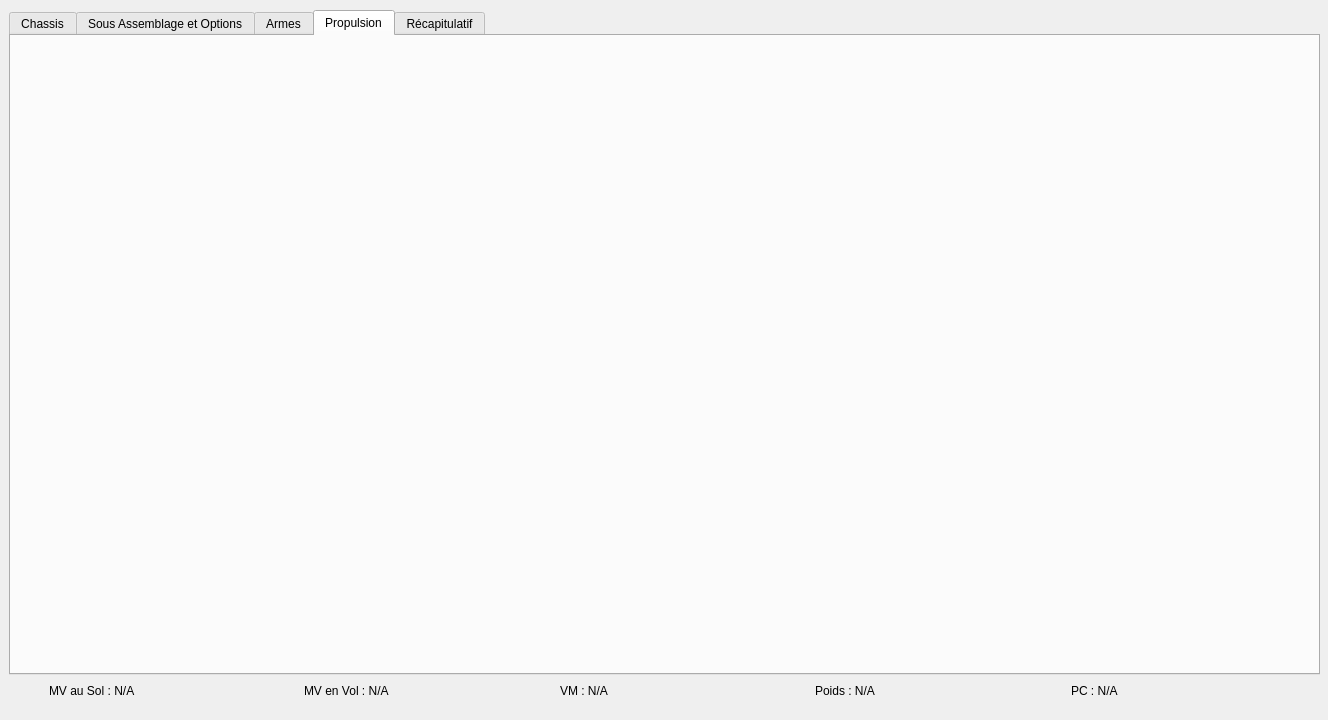
First picture: the form in formmzb.ui, repository ikitt/MektonZetaBuilder, before the edit.
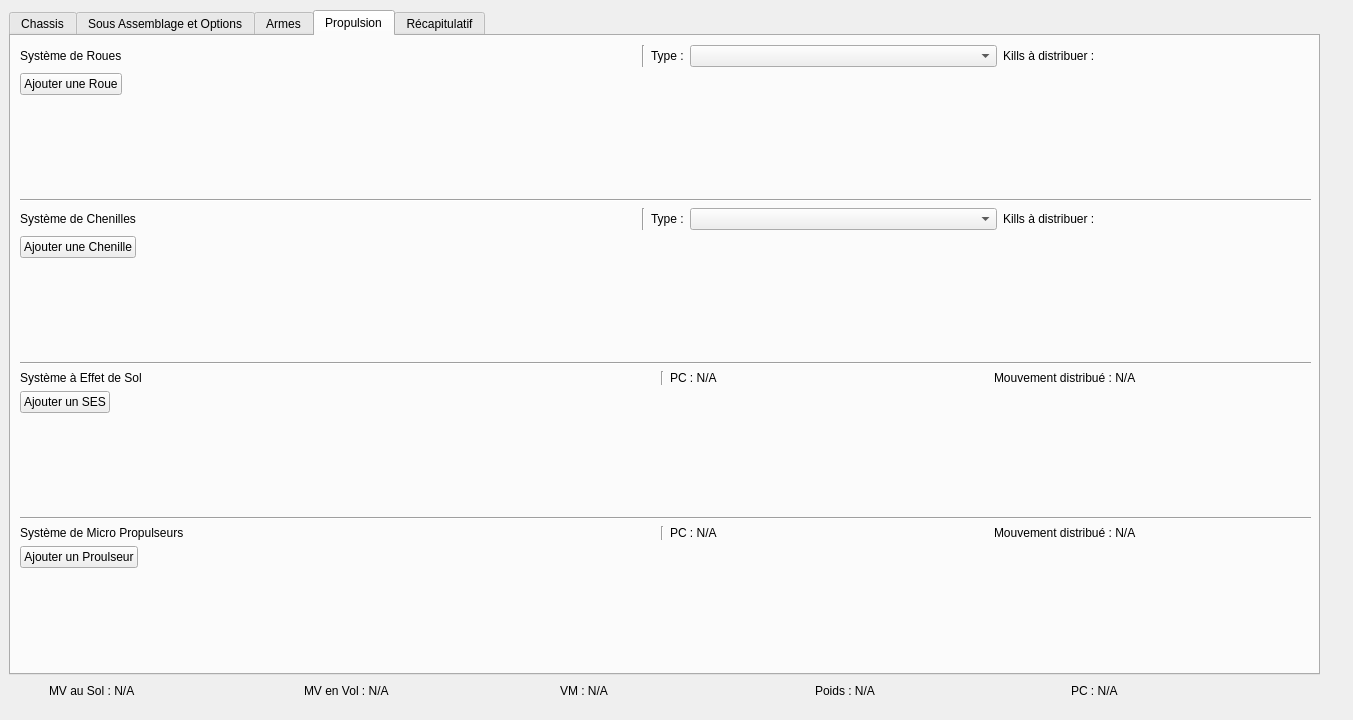
Second picture: the form after the edit. The open tabs and pages were chosen to show the change.

Patch:
```diff
--- a/formmzb.ui
+++ b/formmzb.ui
@@ -6,7 +6,7 @@
    <rect>
     <x>0</x>
     <y>0</y>
-    <width>1328</width>
+    <width>1353</width>
     <height>720</height>
    </rect>
   </property>
@@ -179,6 +179,324 @@
        <attribute name="title">
         <string>Propulsion</string>
        </attribute>
+       <widget class="QWidget" name="verticalLayoutWidget_2">
+        <property name="geometry">
+         <rect>
+          <x>9</x>
+          <y>9</y>
+          <width>1291</width>
+          <height>621</height>
+         </rect>
+        </property>
+        <layout class="QVBoxLayout" name="verticalLayoutProp">
+         <item>
+          <layout class="QHBoxLayout" name="horizontalLayout_2" stretch="2,0,0,1,1">
+           <item>
+            <widget class="QLabel" name="labelSRoue">
+             <property name="text">
+              <string>Système de Roues</string>
+             </property>
+            </widget>
+           </item>
+           <item>
+            <widget class="Line" name="line_7">
+             <property name="orientation">
+              <enum>Qt::Vertical</enum>
+             </property>
+            </widget>
+           </item>
+           <item>
+            <widget class="QLabel" name="labelSRoueType">
+             <property name="text">
+              <string>Type :</string>
+             </property>
+            </widget>
+           </item>
+           <item>
+            <widget class="QComboBox" name="comboBoxSRoueType"/>
+           </item>
+           <item>
+            <widget class="QLabel" name="labelSRoueKill">
+             <property name="text">
+              <string>Kills à distribuer :</string>
+             </property>
+            </widget>
+           </item>
+          </layout>
+         </item>
+         <item>
+          <layout class="QGridLayout" name="gridLayout_14">
+           <item row="1" column="1">
+            <spacer name="horizontalSpacer_11">
+             <property name="orientation">
+              <enum>Qt::Horizontal</enum>
+             </property>
+             <property name="sizeHint" stdset="0">
+              <size>
+               <width>40</width>
+               <height>20</height>
+              </size>
+             </property>
+            </spacer>
+           </item>
+           <item row="1" column="0">
+            <widget class="QPushButton" name="pushButtonAjoutRoue">
+             <property name="text">
+              <string>Ajouter une Roue</string>
+             </property>
+            </widget>
+           </item>
+           <item row="2" column="0">
+            <spacer name="verticalSpacer_9">
+             <property name="orientation">
+              <enum>Qt::Vertical</enum>
+             </property>
+             <property name="sizeHint" stdset="0">
+              <size>
+               <width>20</width>
+               <height>40</height>
+              </size>
+             </property>
+            </spacer>
+           </item>
+          </layout>
+         </item>
+         <item>
+          <widget class="Line" name="line">
+           <property name="orientation">
+            <enum>Qt::Horizontal</enum>
+           </property>
+          </widget>
+         </item>
+         <item>
+          <layout class="QHBoxLayout" name="horizontalLayout_7" stretch="2,0,0,1,1">
+           <item>
+            <widget class="QLabel" name="labelSChenille">
+             <property name="text">
+              <string>Système de Chenilles</string>
+             </property>
+            </widget>
+           </item>
+           <item>
+            <widget class="Line" name="line_8">
+             <property name="orientation">
+              <enum>Qt::Vertical</enum>
+             </property>
+            </widget>
+           </item>
+           <item>
+            <widget class="QLabel" name="labelSChenilleType">
+             <property name="text">
+              <string>Type :</string>
+             </property>
+            </widget>
+           </item>
+           <item>
+            <widget class="QComboBox" name="comboBoxSChenilleType"/>
+           </item>
+           <item>
+            <widget class="QLabel" name="labelSChenilleKill">
+             <property name="text">
+              <string>Kills à distribuer :</string>
+             </property>
+            </widget>
+           </item>
+          </layout>
+         </item>
+         <item>
+          <layout class="QHBoxLayout" name="horizontalLayout_4"/>
+         </item>
+         <item>
+          <layout class="QGridLayout" name="gridLayout_13">
+           <item row="1" column="0">
+            <spacer name="verticalSpacer_8">
+             <property name="orientation">
+              <enum>Qt::Vertical</enum>
+             </property>
+             <property name="sizeHint" stdset="0">
+              <size>
+               <width>20</width>
+               <height>40</height>
+              </size>
+             </property>
+            </spacer>
+           </item>
+           <item row="0" column="1">
+            <spacer name="horizontalSpacer_10">
+             <property name="orientation">
+              <enum>Qt::Horizontal</enum>
+             </property>
+             <property name="sizeHint" stdset="0">
+              <size>
+               <width>40</width>
+               <height>20</height>
+              </size>
+             </property>
+            </spacer>
+           </item>
+           <item row="0" column="0">
+            <widget class="QPushButton" name="pushButtonAjoutChenille">
+             <property name="text">
+              <string>Ajouter une Chenille</string>
+             </property>
+            </widget>
+           </item>
+          </layout>
+         </item>
+         <item>
+          <widget class="Line" name="line_3">
+           <property name="orientation">
+            <enum>Qt::Horizontal</enum>
+           </property>
+          </widget>
+         </item>
+         <item>
+          <layout class="QHBoxLayout" name="horizontalLayout_5" stretch="2,0,1,1">
+           <item>
+            <widget class="QLabel" name="labelSES">
+             <property name="text">
+              <string>Système à Effet de Sol</string>
+             </property>
+            </widget>
+           </item>
+           <item>
+            <widget class="Line" name="line_9">
+             <property name="orientation">
+              <enum>Qt::Vertical</enum>
+             </property>
+            </widget>
+           </item>
+           <item>
+            <widget class="QLabel" name="labelSESMouvement">
+             <property name="text">
+              <string>PC : N/A</string>
+             </property>
+            </widget>
+           </item>
+           <item>
+            <widget class="QLabel" name="labelSESMouvementADistribuer">
+             <property name="text">
+              <string>Mouvement distribué : N/A</string>
+             </property>
+            </widget>
+           </item>
+          </layout>
+         </item>
+         <item>
+          <layout class="QGridLayout" name="gridLayout_12">
+           <item row="0" column="0">
+            <widget class="QPushButton" name="pushButtonAjoutSES">
+             <property name="text">
+              <string>Ajouter un SES</string>
+             </property>
+            </widget>
+           </item>
+           <item row="1" column="0">
+            <spacer name="verticalSpacer_7">
+             <property name="orientation">
+              <enum>Qt::Vertical</enum>
+             </property>
+             <property name="sizeHint" stdset="0">
+              <size>
+               <width>20</width>
+               <height>40</height>
+              </size>
+             </property>
+            </spacer>
+           </item>
+           <item row="0" column="1">
+            <spacer name="horizontalSpacer_9">
+             <property name="orientation">
+              <enum>Qt::Horizontal</enum>
+             </property>
+             <property name="sizeHint" stdset="0">
+              <size>
+               <width>40</width>
+               <height>20</height>
+              </size>
+             </property>
+            </spacer>
+           </item>
+          </layout>
+         </item>
+         <item>
+          <widget class="Line" name="line_2">
+           <property name="orientation">
+            <enum>Qt::Horizontal</enum>
+           </property>
+          </widget>
+         </item>
+         <item>
+          <layout class="QHBoxLayout" name="horizontalLayout_8" stretch="2,0,1,1">
+           <item>
+            <widget class="QLabel" name="labelPropulseur">
+             <property name="text">
+              <string>Système de Micro Propulseurs</string>
+             </property>
+            </widget>
+           </item>
+           <item>
+            <widget class="Line" name="line_10">
+             <property name="orientation">
+              <enum>Qt::Vertical</enum>
+             </property>
+            </widget>
+           </item>
+           <item>
+            <widget class="QLabel" name="labelPropulseurMouvement">
+             <property name="text">
+              <string>PC : N/A</string>
+             </property>
+            </widget>
+           </item>
+           <item>
+            <widget class="QLabel" name="labelPropulseurMouvementADistribuer">
+             <property name="text">
+              <string>Mouvement distribué : N/A</string>
+             </property>
+            </widget>
+           </item>
+          </layout>
+         </item>
+         <item>
+          <layout class="QGridLayout" name="gridLayout_11">
+           <item row="1" column="0">
+            <spacer name="verticalSpacer">
+             <property name="orientation">
+              <enum>Qt::Vertical</enum>
+             </property>
+             <property name="sizeHint" stdset="0">
+              <size>
+               <width>20</width>
+               <height>40</height>
+              </size>
+             </property>
+            </spacer>
+           </item>
+           <item row="0" column="0">
+            <widget class="QPushButton" name="pushButtonAjoutPropulseur">
+             <property name="text">
+              <string>Ajouter un Proulseur</string>
+             </property>
+            </widget>
+           </item>
+           <item row="0" column="1">
+            <spacer name="horizontalSpacer_8">
+             <property name="orientation">
+              <enum>Qt::Horizontal</enum>
+             </property>
+             <property name="sizeHint" stdset="0">
+              <size>
+               <width>40</width>
+               <height>20</height>
+              </size>
+             </property>
+            </spacer>
+           </item>
+          </layout>
+         </item>
+        </layout>
+       </widget>
       </widget>
       <widget class="QWidget" name="tab">
        <attribute name="title">
```
Left out of the diff: 86 changed lines with no effect on the pictures.
